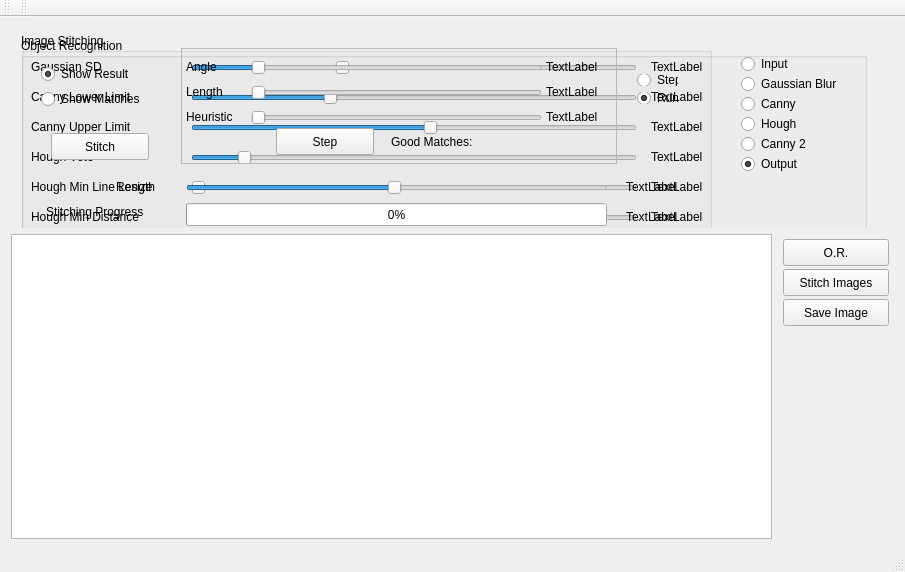
The window that mainwindow.ui (ironage/VISOR) describes before a commit, drawn with Qt 5.
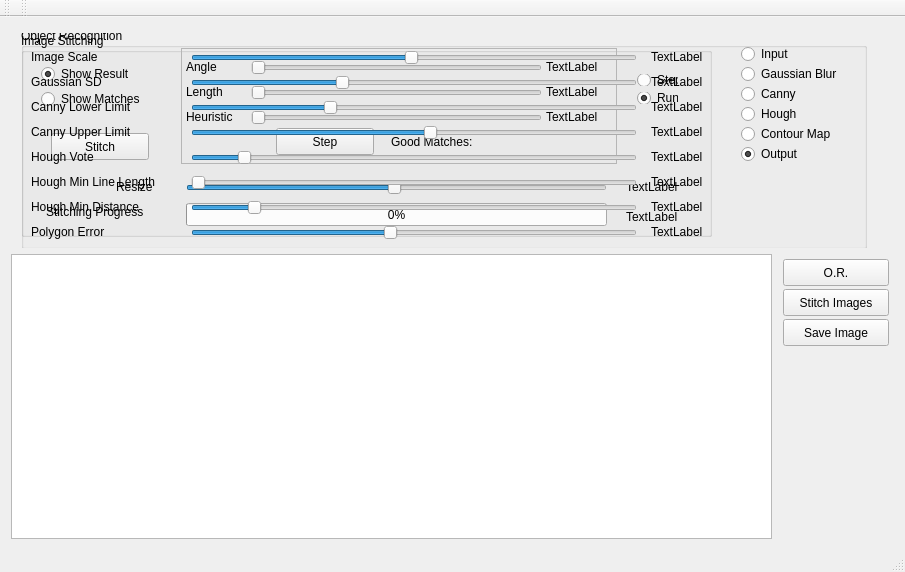
The same window after the commit. Custom widgets are drawn as their Qt base class.

Commit message: added new sliders for OR parameters, polyDPError and image scale

What changed in the file:
```diff
--- a/mainwindow.ui
+++ b/mainwindow.ui
@@ -32,7 +32,7 @@
       <property name="minimumSize">
        <size>
         <width>861</width>
-        <height>200</height>
+        <height>220</height>
        </size>
       </property>
       <property name="frameShape">
@@ -47,7 +47,7 @@
          <x>5</x>
          <y>5</y>
          <width>856</width>
-         <height>206</height>
+         <height>226</height>
         </rect>
        </property>
        <property name="sizePolicy">
@@ -66,9 +66,9 @@
         <property name="geometry">
          <rect>
           <x>5</x>
-          <y>5</y>
+          <y>-5</y>
           <width>846</width>
-          <height>201</height>
+          <height>221</height>
          </rect>
         </property>
         <property name="title">
@@ -78,7 +78,7 @@
          <property name="geometry">
           <rect>
            <x>10</x>
-           <y>50</y>
+           <y>70</y>
            <width>131</width>
            <height>17</height>
           </rect>
@@ -91,7 +91,7 @@
          <property name="geometry">
           <rect>
            <x>170</x>
-           <y>45</y>
+           <y>65</y>
            <width>446</width>
            <height>29</height>
           </rect>
@@ -133,7 +133,7 @@
          <property name="geometry">
           <rect>
            <x>10</x>
-           <y>80</y>
+           <y>95</y>
            <width>131</width>
            <height>17</height>
           </rect>
@@ -146,7 +146,7 @@
          <property name="geometry">
           <rect>
            <x>10</x>
-           <y>20</y>
+           <y>45</y>
            <width>131</width>
            <height>17</height>
           </rect>
@@ -159,7 +159,7 @@
          <property name="geometry">
           <rect>
            <x>170</x>
-           <y>75</y>
+           <y>90</y>
            <width>446</width>
            <height>29</height>
           </rect>
@@ -201,7 +201,7 @@
          <property name="geometry">
           <rect>
            <x>10</x>
-           <y>110</y>
+           <y>120</y>
            <width>131</width>
            <height>17</height>
           </rect>
@@ -214,7 +214,7 @@
          <property name="geometry">
           <rect>
            <x>10</x>
-           <y>140</y>
+           <y>145</y>
            <width>161</width>
            <height>17</height>
           </rect>
@@ -240,7 +240,7 @@
          <property name="geometry">
           <rect>
            <x>170</x>
-           <y>105</y>
+           <y>115</y>
            <width>446</width>
            <height>29</height>
           </rect>
@@ -282,7 +282,7 @@
          <property name="geometry">
           <rect>
            <x>170</x>
-           <y>135</y>
+           <y>140</y>
            <width>446</width>
            <height>29</height>
           </rect>
@@ -360,7 +360,7 @@
          <property name="geometry">
           <rect>
            <x>170</x>
-           <y>15</y>
+           <y>40</y>
            <width>446</width>
            <height>29</height>
           </rect>
@@ -421,7 +421,7 @@
          <property name="geometry">
           <rect>
            <x>630</x>
-           <y>20</y>
+           <y>45</y>
            <width>66</width>
            <height>17</height>
           </rect>
@@ -434,7 +434,7 @@
          <property name="geometry">
           <rect>
            <x>630</x>
-           <y>50</y>
+           <y>70</y>
            <width>66</width>
            <height>17</height>
           </rect>
@@ -447,7 +447,7 @@
          <property name="geometry">
           <rect>
            <x>630</x>
-           <y>80</y>
+           <y>95</y>
            <width>66</width>
            <height>17</height>
           </rect>
@@ -460,7 +460,7 @@
          <property name="geometry">
           <rect>
            <x>630</x>
-           <y>110</y>
+           <y>120</y>
            <width>66</width>
            <height>17</height>
           </rect>
@@ -473,7 +473,7 @@
          <property name="geometry">
           <rect>
            <x>630</x>
-           <y>140</y>
+           <y>145</y>
            <width>66</width>
            <height>17</height>
           </rect>
@@ -529,12 +529,12 @@
           <rect>
            <x>720</x>
            <y>95</y>
-           <width>116</width>
+           <width>121</width>
            <height>22</height>
           </rect>
          </property>
          <property name="text">
-          <string>Canny 2</string>
+          <string>Contour Map</string>
          </property>
         </widget>
         <widget class="QRadioButton" name="radio_or_gaussian">
@@ -576,6 +576,102 @@
           <string>Canny</string>
          </property>
         </widget>
+        <widget class="QSlider" name="slider_OR_imageScale">
+         <property name="geometry">
+          <rect>
+           <x>170</x>
+           <y>15</y>
+           <width>446</width>
+           <height>29</height>
+          </rect>
+         </property>
+         <property name="minimum">
+          <number>1</number>
+         </property>
+         <property name="maximum">
+          <number>100</number>
+         </property>
+         <property name="value">
+          <number>50</number>
+         </property>
+         <property name="orientation">
+          <enum>Qt::Horizontal</enum>
+         </property>
+        </widget>
+        <widget class="QLabel" name="label_12">
+         <property name="geometry">
+          <rect>
+           <x>10</x>
+           <y>20</y>
+           <width>116</width>
+           <height>17</height>
+          </rect>
+         </property>
+         <property name="text">
+          <string>Image Scale</string>
+         </property>
+        </widget>
+        <widget class="QLabel" name="label_OR_imageScale">
+         <property name="geometry">
+          <rect>
+           <x>630</x>
+           <y>20</y>
+           <width>66</width>
+           <height>17</height>
+          </rect>
+         </property>
+         <property name="text">
+          <string>TextLabel</string>
+         </property>
+        </widget>
+        <widget class="QSlider" name="slider_OR_polyError">
+         <property name="geometry">
+          <rect>
+           <x>170</x>
+           <y>190</y>
+           <width>446</width>
+           <height>29</height>
+          </rect>
+         </property>
+         <property name="minimum">
+          <number>10</number>
+         </property>
+         <property name="maximum">
+          <number>100</number>
+         </property>
+         <property name="value">
+          <number>50</number>
+         </property>
+         <property name="orientation">
+          <enum>Qt::Horizontal</enum>
+         </property>
+        </widget>
+        <widget class="QLabel" name="label_13">
+         <property name="geometry">
+          <rect>
+           <x>10</x>
+           <y>195</y>
+           <width>146</width>
+           <height>17</height>
+          </rect>
+         </property>
+         <property name="text">
+          <string>Polygon Error</string>
+         </property>
+        </widget>
+        <widget class="QLabel" name="label_OR_polyError">
+         <property name="geometry">
+          <rect>
+           <x>630</x>
+           <y>195</y>
+           <width>66</width>
+           <height>17</height>
+          </rect>
+         </property>
+         <property name="text">
+          <string>TextLabel</string>
+         </property>
+        </widget>
        </widget>
       </widget>
       <widget class="QGroupBox" name="groupBox_IS">
@@ -964,6 +1060,8 @@
         </widget>
        </widget>
       </widget>
+      <zorder>groupBox_IS</zorder>
+      <zorder>frame</zorder>
      </widget>
     </item>
     <item>
```
The commit also changes 4 other files.
